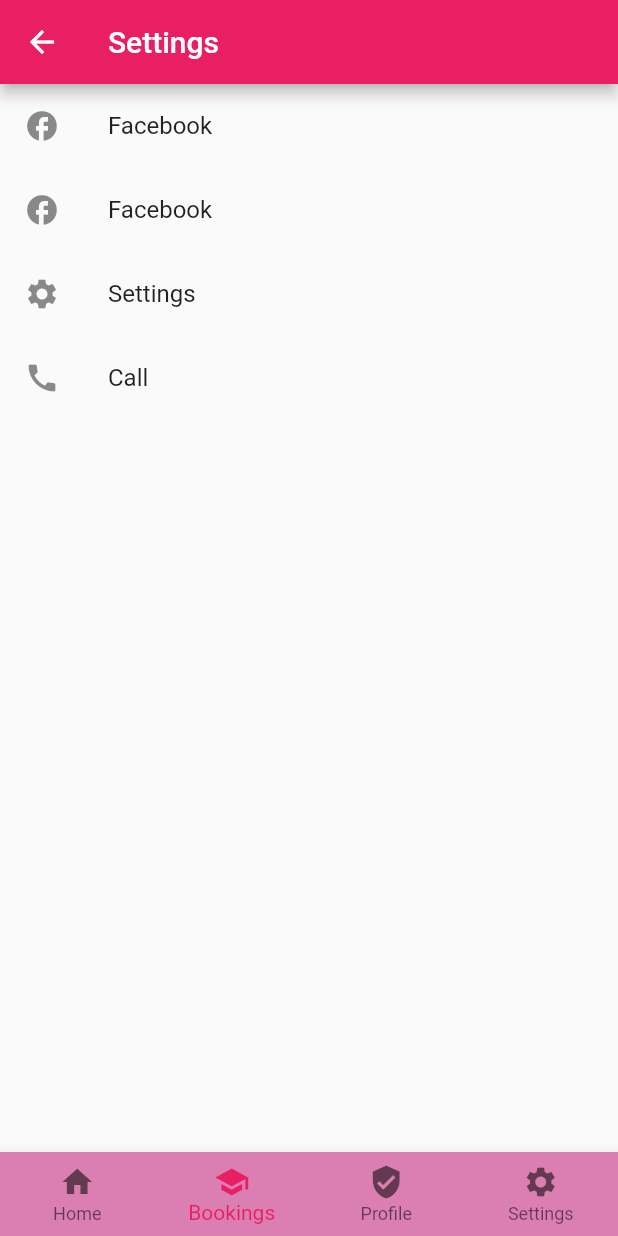
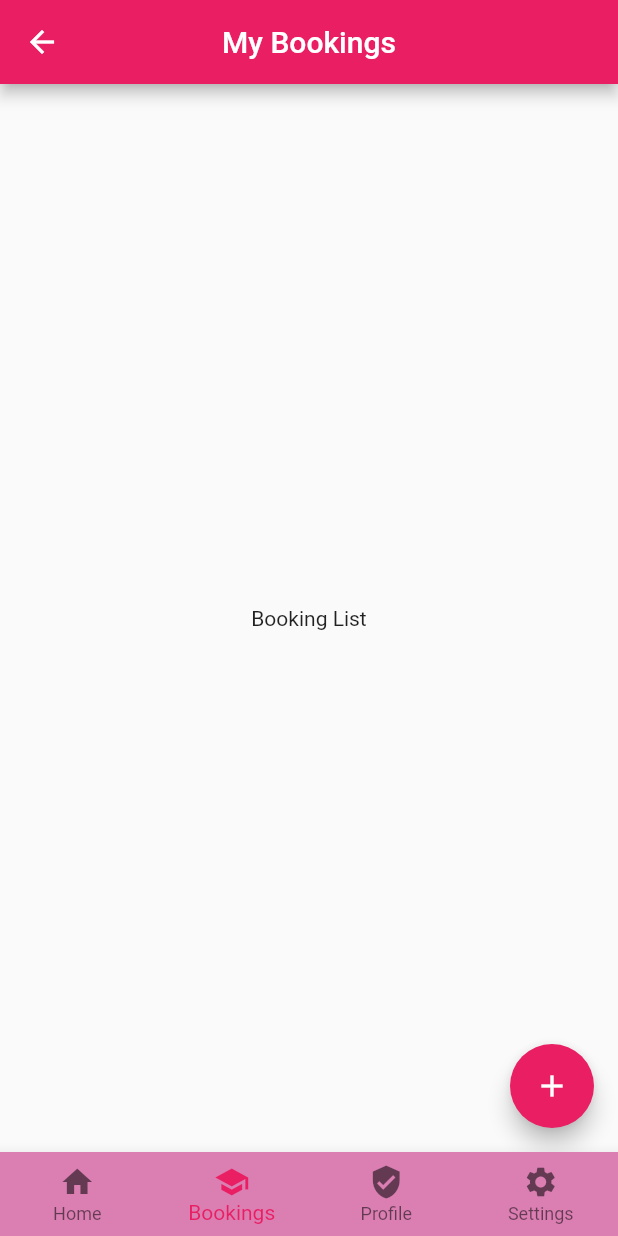
Before and after one commit to HMaroba/M4K, a Flutter app: the DashboardPage screen opened by its route, item 2 of the bottom bar chosen, on a phone screen of 412 x 824 dp. Run offline on Flutter 3.47's test engine with Material 2 defaults, Android fonts, the phone set to English and light mode, and no system bars; Roboto replaces fonts that are missing (OpenSans).

Commit message:
Initial commit

```diff
--- a/lib/main.dart
+++ b/lib/main.dart
@@ -1,6 +1,7 @@
 import 'package:flutter/material.dart';
 import 'package:m4k/screens/auth/login.dart';
 import 'package:m4k/screens/auth/register.dart';
+import 'package:m4k/screens/customerDashboard/book.dart';
 import 'package:m4k/screens/customerDashboard/customer_dashboard.dart';
 import 'package:m4k/screens/splash/splash_screen.dart';
 
@@ -26,6 +27,7 @@ class MyApp extends StatelessWidget {
         '/register': (context) => const RegisterPage(),
         '/login': (context) => const LoginScreen(),
         '/userdashboard': (context) => const DashboardPage(),
+        '/book': (context) => const BookingScreen(),
       },
     );
   }
--- /dev/null
+++ b/lib/screens/customerDashboard/bookings.dart
@@ -0,0 +1,27 @@
+import 'package:flutter/material.dart';
+
+class CustomerBookings extends StatefulWidget {
+  const CustomerBookings({super.key});
+
+  @override
+  State<CustomerBookings> createState() => _CustomerBookingsState();
+}
+
+class _CustomerBookingsState extends State<CustomerBookings> {
+  @override
+  Widget build(BuildContext context) {
+    return Scaffold(
+      appBar: AppBar(
+        title: const Text("My Bookings"),
+        centerTitle: true,
+      ),
+      body: const Center(child: Text("Booking List")),
+      floatingActionButton: FloatingActionButton(
+        onPressed: () {
+          Navigator.pushNamed(context, '/book');
+        },
+        child: const Icon(Icons.add),
+      ),
+    );
+  }
+}
--- a/lib/screens/customerDashboard/customer_dashboard.dart
+++ b/lib/screens/customerDashboard/customer_dashboard.dart
@@ -1,4 +1,5 @@
 import 'package:flutter/material.dart';
+import 'package:m4k/screens/customerDashboard/bookings.dart';
 import 'package:m4k/screens/customerDashboard/profile.dart';
 import 'package:m4k/screens/customerDashboard/settings.dart';
 
@@ -16,9 +17,9 @@ class _DashboardPageState extends State<DashboardPage> {
 
   List<Widget> pages = [
     const HomePage(),
+    const CustomerBookings(),
+    const ProfilePage(),
     const SettingPage(),
-    const ProfilePage(),
-    const ProfilePage(),
   ];
 
   void _onItemTapped(int index) {
```
Also changed, not shown: lib/screens/customerDashboard/book.dart (added, +21 -0 lines).
